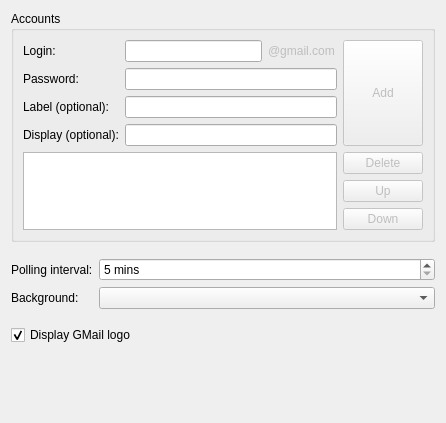
Before: the Qt Designer form playground/Plasma/GmailNotifier/src/applet/gmailnotifierappletconfig.ui in gilcn/nextshows, drawn with Qt 5.
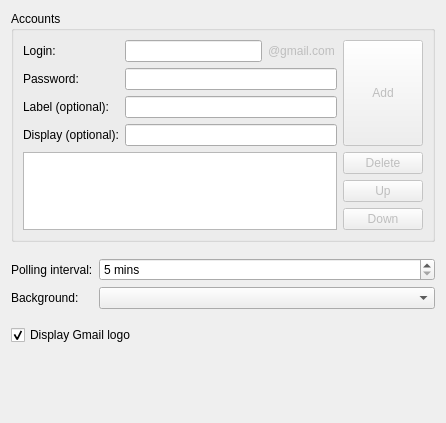
After: the same form once the commit is applied. Custom widgets are drawn as their Qt base class.

Commit message: s/GMail/Gmail/

```diff
--- a/playground/Plasma/GmailNotifier/src/applet/gmailnotifierappletconfig.ui
+++ b/playground/Plasma/GmailNotifier/src/applet/gmailnotifierappletconfig.ui
@@ -241,7 +241,7 @@
       <string>Show/hide the GMail logo in the applet</string>
      </property>
      <property name="text" >
-      <string>Display GMail logo</string>
+      <string>Display Gmail logo</string>
      </property>
      <property name="checked" >
       <bool>true</bool>
```
Left out of the diff: 14 changed lines with no effect on the pictures. The commit also changes 13 other files.
